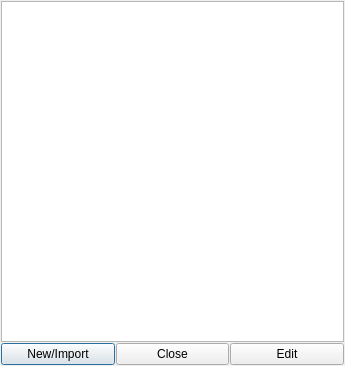
Old version of the form ui/list-direct.ui in the repository berndhs/egalite.
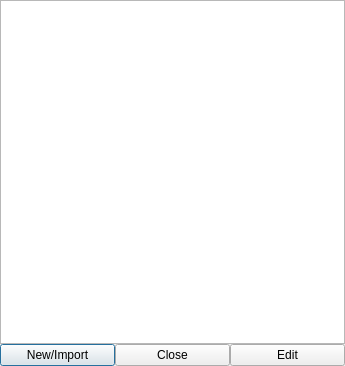
New version of the form. Icons and pictures are not drawn.

Commit message: even smaller margins - I want content, not margins

```diff
--- a/ui/list-direct.ui
+++ b/ui/list-direct.ui
@@ -49,7 +49,7 @@
    </item>
   </layout>
  </widget>
- <layoutdefault spacing="1" margin="1"/>
+ <layoutdefault spacing="0" margin="0"/>
  <resources>
   <include location="../dchat.qrc"/>
  </resources>
```
The commit also changes 18 other files.
